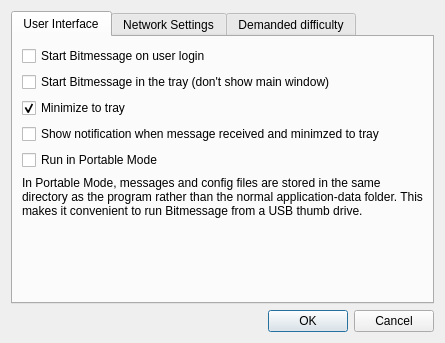
First picture: the form in src/settings.ui, repository Bitmessage/PyBitmessage, before the edit.
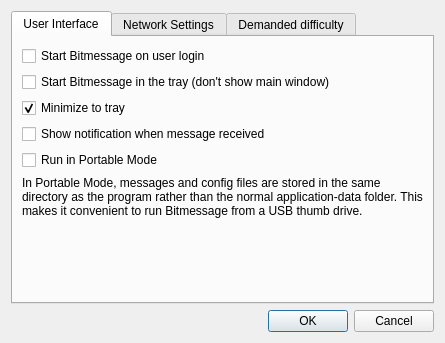
Second picture: the form after the edit.

Commit message: Use tray icons stored in bitmessage_icons_rc.py

```diff
--- a/src/settings.ui
+++ b/src/settings.ui
@@ -64,7 +64,7 @@
        <item row="3" column="0">
         <widget class="QCheckBox" name="checkBoxShowTrayNotifications">
          <property name="text">
-          <string>Show notification when message received and minimzed to tray</string>
+          <string>Show notification when message received</string>
          </property>
         </widget>
        </item>
```
The commit also changes 5 other files.
